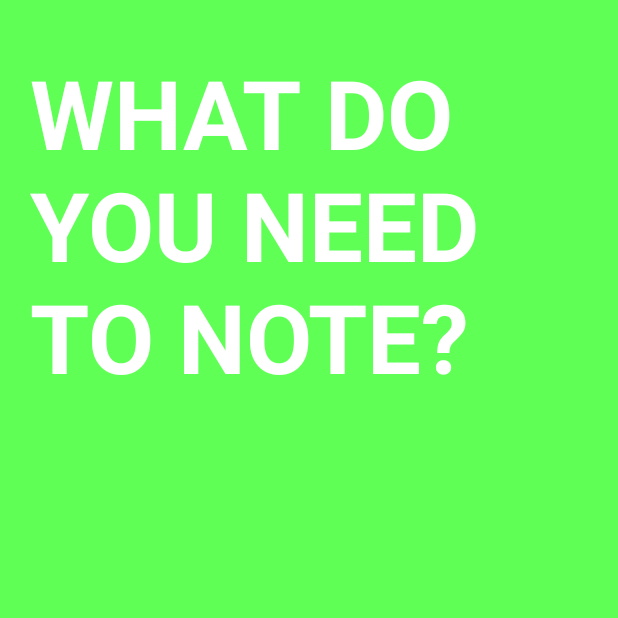
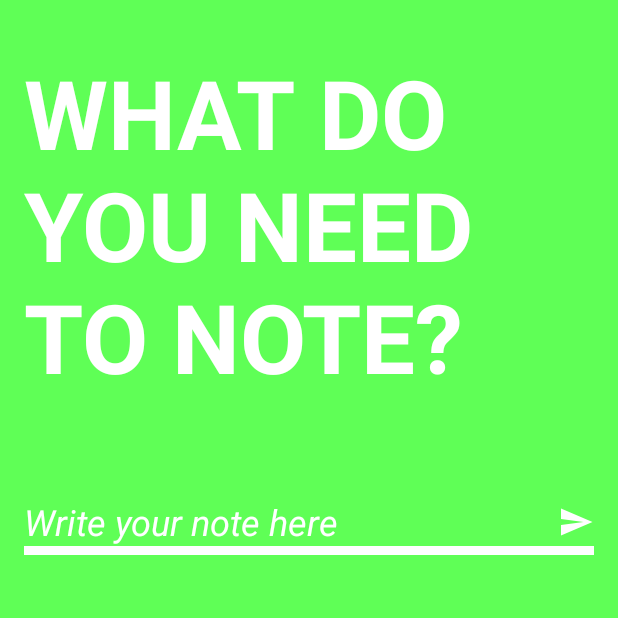
Before and after one commit to RAN3000/Notefication, an Android app: the screen it shows after launch (MainActivity), on a phone screen of 412 x 824 dp, the top half of it. Run offline under Robolectric (Android 15) with nearby library versions, the phone set to English and light mode, and no system bars; our stand-ins replace ButterKnife, Timber; 2 statements that could not run were skipped.

Commit message:
add EditText

```diff
--- a/app/src/main/java/com/ran3000/notefication/MainActivity.java
+++ b/app/src/main/java/com/ran3000/notefication/MainActivity.java
@@ -5,9 +5,14 @@ import android.support.v4.content.ContextCompat;
 import android.support.v4.view.ViewCompat;
 import android.support.v7.app.AppCompatActivity;
 import android.os.Bundle;
+import android.view.KeyEvent;
 import android.view.Window;
 import android.view.WindowManager;
+import android.view.inputmethod.EditorInfo;
 import android.widget.Button;
+import android.widget.EditText;
+import android.widget.ImageButton;
+import android.widget.TextView;
 
 import butterknife.BindView;
 import butterknife.ButterKnife;
@@ -20,6 +25,10 @@ public class MainActivity extends AppCompatActivity {
     ConstraintLayout mainLayout;
     @BindView(R.id.main_background)
     Button mainBackground;
+    @BindView(R.id.main_edittext)
+    EditText mainEditText;
+    @BindView(R.id.main_send_button)
+    ImageButton mainButtonSend;
 
     private ColorManager colorManager;
 
@@ -43,6 +52,26 @@ public class MainActivity extends AppCompatActivity {
         Timber.d("Activity created.");
 
         ViewCompat.setTranslationZ(mainBackground, 1);
+        ViewCompat.setTranslationZ(mainEditText, 20);
+        ViewCompat.setTranslationZ(mainButtonSend, 20);
+
+
+        // edit text action send
+        mainEditText.setOnEditorActionListener(new TextView.OnEditorActionListener() {
+            @Override
+            public boolean onEditorAction(TextView v, int actionId, KeyEvent event) {
+                if (actionId == EditorInfo.IME_ACTION_SEND) {
+                    sendNote();
+                    return true;
+                }
+                return false;
+            }
+        });
+    }
+
+    @OnClick(R.id.main_send_button)
+    public void sendNote() {
+        Timber.d("Note sent: %s", mainEditText.getText());
     }
 
     @OnClick(R.id.main_background)
--- /dev/null
+++ b/app/src/main/res/drawable/ic_send_white_24dp.xml
@@ -0,0 +1,5 @@
+<vector android:height="24dp" android:tint="#FFFFFF"
+    android:viewportHeight="24.0" android:viewportWidth="24.0"
+    android:width="24dp" xmlns:android="http://schemas.android.com/apk/res/android">
+    <path android:fillColor="#FF000000" android:pathData="M2.01,21L23,12 2.01,3 2,10l15,2 -15,2z"/>
+</vector>
--- a/app/src/main/res/layout/activity_main.xml
+++ b/app/src/main/res/layout/activity_main.xml
@@ -31,8 +31,53 @@
         app:layout_constraintRight_toRightOf="parent"
         app:layout_constraintTop_toTopOf="parent"
         android:layout_marginTop="32dp"
-        android:layout_marginStart="20dp"
-        android:layout_marginEnd="20dp"
+        android:layout_marginStart="16dp"
+        android:layout_marginEnd="16dp"
+        />
+
+    <EditText
+        android:id="@+id/main_edittext"
+        android:layout_width="0dp"
+        android:layout_height="wrap_content"
+        android:layout_marginStart="16dp"
+        android:hint="@string/write_your_note_here"
+        android:imeOptions="actionSend"
+        android:singleLine="true"
+        android:textStyle="italic"
+        android:layout_marginTop="64dp"
+        app:layout_constraintStart_toStartOf="parent"
+        app:layout_constraintTop_toBottomOf="@id/main_text"
+        app:layout_constraintEnd_toStartOf="@id/main_send_button"
+        android:backgroundTint="@android:color/white"
+        android:background="@android:color/transparent"
+        android:textColor="@android:color/white"
+        android:textSize="24sp"
+        android:textCursorDrawable="@android:color/white"
+        />
+
+    <ImageButton
+        android:id="@+id/main_send_button"
+        android:layout_width="wrap_content"
+        android:layout_height="wrap_content"
+        app:layout_constraintTop_toTopOf="@id/main_edittext"
+        app:layout_constraintBottom_toBottomOf="@id/main_edittext"
+        app:layout_constraintEnd_toEndOf="parent"
+        android:paddingEnd="16dp"
+        android:paddingStart="16dp"
+        android:paddingTop="20dp"
+        android:paddingBottom="20dp"
+        android:background="@android:color/transparent"
+        android:src="@drawable/ic_send_white_24dp"
+        />
+
+    <ImageView
+        android:layout_width="0dp"
+        android:layout_height="6dp"
+        app:layout_constraintTop_toBottomOf="@id/main_edittext"
+        app:layout_constraintStart_toStartOf="@id/main_edittext"
+        app:layout_constraintEnd_toEndOf="@id/main_send_button"
+        android:background="@android:color/white"
+        android:layout_marginEnd="16dp"
         />
 
 </android.support.constraint.ConstraintLayout>
--- a/app/src/main/res/values/strings.xml
+++ b/app/src/main/res/values/strings.xml
@@ -1,4 +1,5 @@
 <resources>
     <string name="app_name">Notefication</string>
     <string name="what_do_you_need_to_note">WHAT DO YOU NEED TO NOTE?</string>
+    <string name="write_your_note_here">Write your note here</string>
 </resources>
--- a/app/src/main/res/values/styles.xml
+++ b/app/src/main/res/values/styles.xml
@@ -6,6 +6,8 @@
         <item name="colorPrimary">@color/colorPrimary</item>
         <item name="colorPrimaryDark">@color/colorPrimaryDark</item>
         <item name="colorAccent">@color/colorAccent</item>
+
+        <item name="android:textColorHint">@android:color/white</item>
     </style>
 
 </resources>
```
